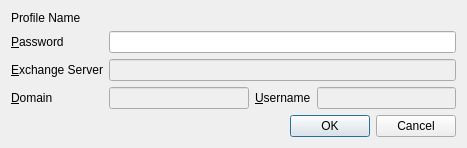
Qt form ui/modifyprofiledialog.ui (KDE/akonadi-exchange) before a commit.
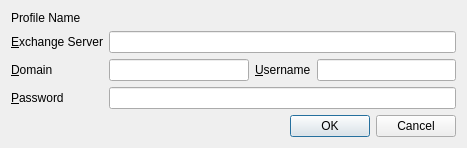
The same form after that commit.

Commit message: Improve behaviour of Modify Profile in light of the fact that OpenProfile does not actually need a password!

What changed in the file:
```diff
--- a/ui/modifyprofiledialog.ui
+++ b/ui/modifyprofiledialog.ui
@@ -46,9 +46,6 @@
    </item>
    <item row="3" column="1">
     <widget class="QLineEdit" name="leDomain">
-     <property name="enabled">
-      <bool>false</bool>
-     </property>
      <property name="whatsThis">
       <string>Active Directory domain</string>
      </property>
@@ -66,21 +63,8 @@
    </item>
    <item row="3" column="3">
     <widget class="QLineEdit" name="leUsername">
-     <property name="enabled">
-      <bool>false</bool>
-     </property>
      <property name="whatsThis">
-      <string>Active Directory username</string>
-     </property>
-    </widget>
-   </item>
-   <item row="1" column="0">
-    <widget class="QLabel" name="label_4">
-     <property name="text">
-      <string>&amp;Password</string>
-     </property>
-     <property name="buddy">
-      <cstring>lePassword</cstring>
+      <string>Active Directory username.\n\nYou can get the username from Outlook -&gt; File tab -&gt; Account Settings, E-mail tab -&gt; Change. If the value looks like &quot;user@domain&quot;, just use the &quot;user&quot; part.</string>
      </property>
     </widget>
    </item>
@@ -89,25 +73,12 @@
    </item>
    <item row="2" column="1" colspan="3">
     <widget class="QLineEdit" name="leServer">
-     <property name="enabled">
-      <bool>false</bool>
-     </property>
      <property name="whatsThis">
       <string>Hostname of Exchange server, e.g. mail.biz.com</string>
      </property>
     </widget>
    </item>
-   <item row="1" column="1" colspan="3">
-    <widget class="QLineEdit" name="lePassword">
-     <property name="toolTip">
-      <string>Enter password to fetch profile details</string>
-     </property>
-     <property name="echoMode">
-      <enum>QLineEdit::Password</enum>
-     </property>
-    </widget>
-   </item>
-   <item row="4" column="0" colspan="4">
+   <item row="5" column="0" colspan="4">
     <widget class="QDialogButtonBox" name="buttonBox">
      <property name="orientation">
       <enum>Qt::Horizontal</enum>
@@ -117,6 +88,23 @@
      </property>
     </widget>
    </item>
+   <item row="4" column="0">
+    <widget class="QLabel" name="label_4">
+     <property name="text">
+      <string>&amp;Password</string>
+     </property>
+     <property name="buddy">
+      <cstring>lePassword</cstring>
+     </property>
+    </widget>
+   </item>
+   <item row="4" column="1" colspan="3">
+    <widget class="QLineEdit" name="lePassword">
+     <property name="echoMode">
+      <enum>QLineEdit::Password</enum>
+     </property>
+    </widget>
+   </item>
   </layout>
  </widget>
  <tabstops>
```
Left out of the diff: 5 changed lines with no effect on the pictures. The commit also changes 4 other files.
